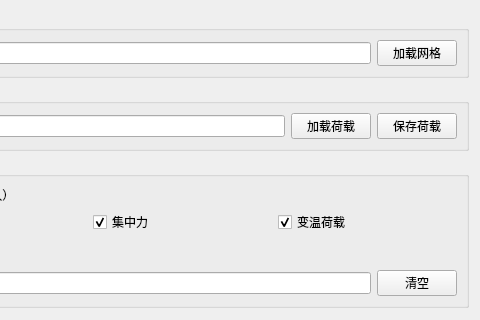
asd977/base_cae, file plugins/Base_PhysicalField/LoadSettingWidget.ui: the form before one commit; both pictures show x 300 to 780 and y 0 to 320 of the 780 by 920 pixel window.
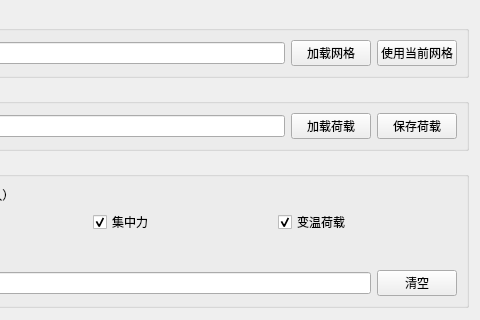
The form after the commit.

Commit message: Use mesh module service for physical field mesh

What changed in the file:
```diff
--- a/plugins/Base_PhysicalField/LoadSettingWidget.ui
+++ b/plugins/Base_PhysicalField/LoadSettingWidget.ui
@@ -30,6 +30,13 @@
         </property>
        </widget>
       </item>
+      <item>
+       <widget class="QPushButton" name="buttonUseCurrentMesh">
+        <property name="text">
+         <string>使用当前网格</string>
+        </property>
+       </widget>
+      </item>
      </layout>
     </widget>
    </item>
```
The commit also changes 5 other files.
